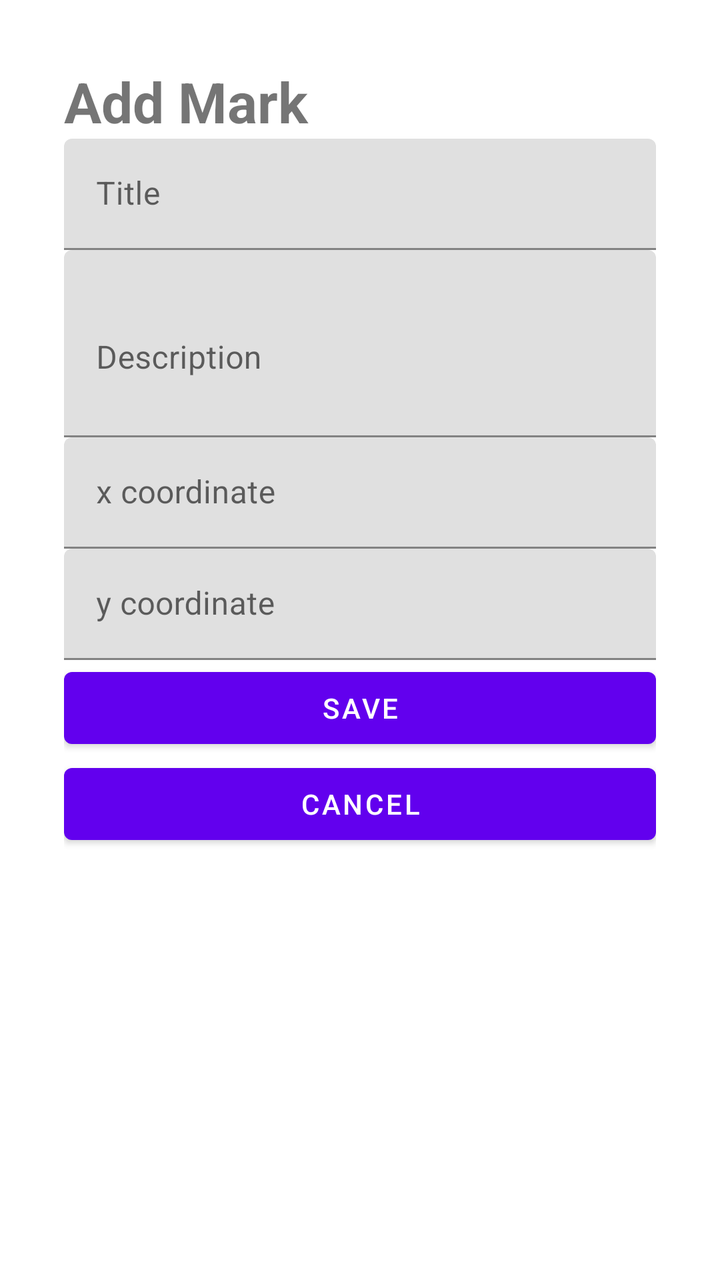
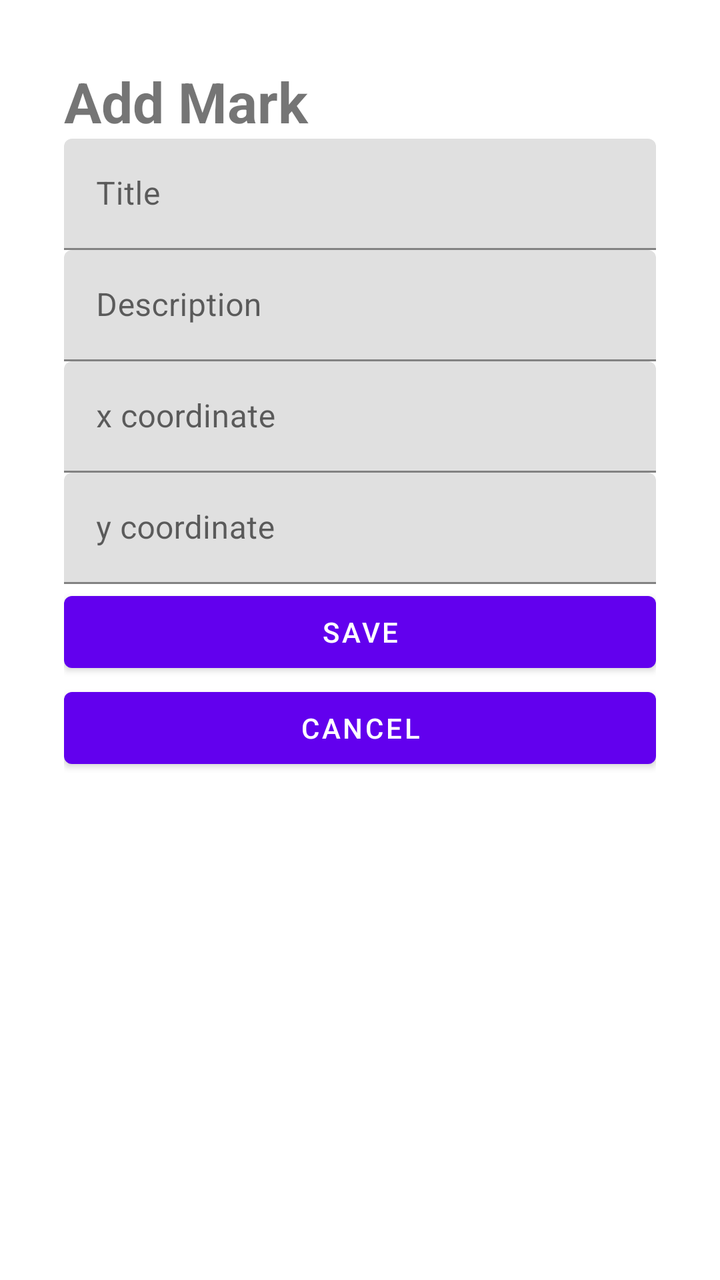

An Android layout rendered at two revisions. The XML below is the earlier revision; the diff shows what the commit changed to produce the second picture.
<!-- AndroidManifest.xml: application theme Theme.OpenTrackDayApplication -->
<!-- res/layout/activity_add_edit.xml -->
<?xml version="1.0" encoding="utf-8"?>
<androidx.constraintlayout.widget.ConstraintLayout xmlns:android="http://schemas.android.com/apk/res/android"
    xmlns:app="http://schemas.android.com/apk/res-auto"
    xmlns:tools="http://schemas.android.com/tools"
    android:id="@+id/main"
    android:layout_width="match_parent"
    android:layout_height="match_parent"
    tools:context=".models.AddEditActivity">

    <ScrollView
        android:layout_width="match_parent"
        android:layout_height="match_parent">

        <LinearLayout
            android:layout_width="match_parent"
            android:layout_height="wrap_content"
            android:orientation="vertical"
            android:padding="32dp" >

            <TextView
                android:id="@+id/formTitle"
                android:layout_width="match_parent"
                android:layout_height="wrap_content"
                android:text="Add Mark"
                android:textSize="28sp"
                android:textStyle="bold" />

            <com.google.android.material.textfield.TextInputLayout
                android:layout_width="match_parent"
                android:layout_height="match_parent">

                <com.google.android.material.textfield.TextInputEditText
                    android:id="@+id/titleInput"
                    android:layout_width="match_parent"
                    android:layout_height="wrap_content"
                    android:hint="Title" />
            </com.google.android.material.textfield.TextInputLayout>

            <com.google.android.material.textfield.TextInputLayout
                android:layout_width="match_parent"
                android:layout_height="match_parent">

                <com.google.android.material.textfield.TextInputEditText
                    android:id="@+id/descriptionInput"
                    android:layout_width="match_parent"
                    android:layout_height="wrap_content"
                    android:hint="Description"
                    android:minLines="3" />

            </com.google.android.material.textfield.TextInputLayout>

            <com.google.android.material.textfield.TextInputLayout
                android:layout_width="match_parent"
                android:layout_height="match_parent">

                <com.google.android.material.textfield.TextInputEditText
                    android:id="@+id/xInput"
                    android:layout_width="match_parent"
                    android:layout_height="wrap_content"
                    android:hint="x coordinate" />
            </com.google.android.material.textfield.TextInputLayout>

            <com.google.android.material.textfield.TextInputLayout
                android:layout_width="match_parent"
                android:layout_height="match_parent">

                <com.google.android.material.textfield.TextInputEditText
                    android:id="@+id/yInput"
                    android:layout_width="match_parent"
                    android:layout_height="wrap_content"
                    android:hint="y coordinate" />
            </com.google.android.material.textfield.TextInputLayout>

            <Button
                android:id="@+id/saveButton"
                android:layout_width="match_parent"
                android:layout_height="wrap_content"
                android:text="Save" />

            <Button
                android:id="@+id/cancelButton"
                android:layout_width="match_parent"
                android:layout_height="wrap_content"
                android:text="Cancel" />
        </LinearLayout>
    </ScrollView>
</androidx.constraintlayout.widget.ConstraintLayout>
<!-- resources referenced by this layout -->
<resources>
  <style name="Theme.OpenTrackDayApplication" parent="Theme.MaterialComponents.DayNight.DarkActionBar">
          
          <item name="colorPrimary">@color/purple_500</item>
          <item name="colorPrimaryVariant">@color/purple_700</item>
          <item name="colorOnPrimary">@color/white</item>
          
          <item name="colorSecondary">@color/teal_200</item>
          <item name="colorSecondaryVariant">@color/teal_700</item>
          <item name="colorOnSecondary">@color/black</item>
          
          <item name="android:statusBarColor">?attr/colorPrimaryVariant</item>
          
      </style>
  <color name="purple_500">#FF6200EE</color>
  <color name="purple_700">#FF3700B3</color>
  <color name="white">#FFFFFFFF</color>
  <color name="teal_200">#FF03DAC5</color>
  <color name="teal_700">#FF018786</color>
  <color name="black">#FF000000</color>
</resources>

<!-- the commit's change to res/layout/activity_add_edit.xml (unified diff, before → after) -->
@@ -44,8 +44,7 @@
                     android:id="@+id/descriptionInput"
                     android:layout_width="match_parent"
                     android:layout_height="wrap_content"
-                    android:hint="Description"
-                    android:minLines="3" />
+                    android:hint="Description" />
 
             </com.google.android.material.textfield.TextInputLayout>
 
